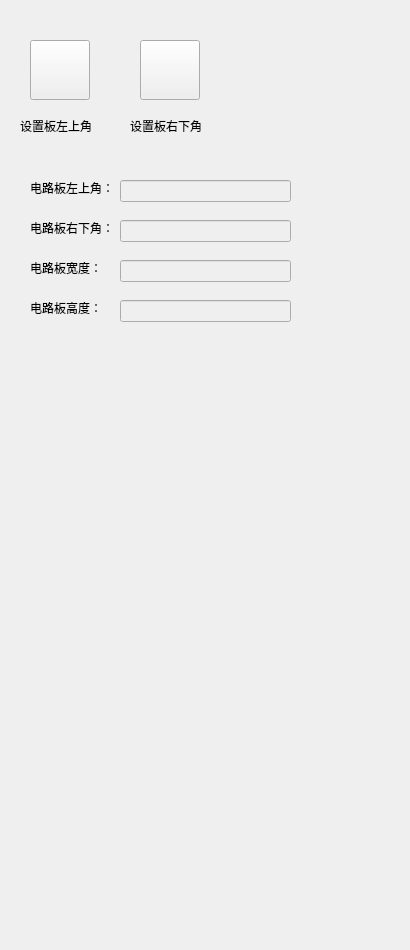
Old version of the form DataModule/BoardWidget.ui in the repository chuandongxu/AOI.
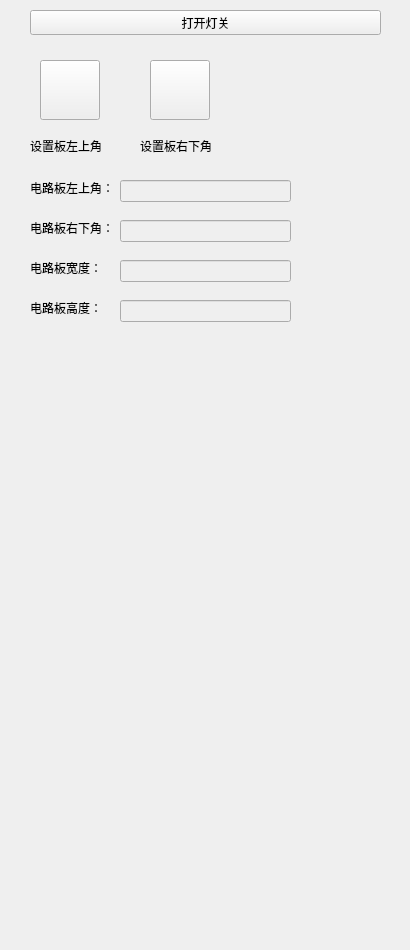
New version of the form. Icons and pictures are not drawn.

Commit message: Add On/Off light for alignment

What changed in the file:
```diff
--- a/DataModule/BoardWidget.ui
+++ b/DataModule/BoardWidget.ui
@@ -16,8 +16,8 @@
   <widget class="QPushButton" name="btnTopLeft">
    <property name="geometry">
     <rect>
-     <x>30</x>
-     <y>40</y>
+     <x>40</x>
+     <y>60</y>
      <width>60</width>
      <height>60</height>
     </rect>
@@ -39,8 +39,8 @@
   <widget class="QLabel" name="labelUpperLeft">
    <property name="geometry">
     <rect>
-     <x>20</x>
-     <y>110</y>
+     <x>30</x>
+     <y>130</y>
      <width>81</width>
      <height>31</height>
     </rect>
@@ -55,8 +55,8 @@
   <widget class="QLabel" name="labelLowerRight">
    <property name="geometry">
     <rect>
-     <x>130</x>
-     <y>110</y>
+     <x>140</x>
+     <y>130</y>
      <width>81</width>
      <height>31</height>
     </rect>
@@ -71,8 +71,8 @@
   <widget class="QPushButton" name="btnBtmRight">
    <property name="geometry">
     <rect>
-     <x>140</x>
-     <y>40</y>
+     <x>150</x>
+     <y>60</y>
      <width>60</width>
      <height>60</height>
     </rect>
@@ -195,6 +195,19 @@
     <string>电路板右下角：</string>
    </property>
   </widget>
+  <widget class="QPushButton" name="pushButton_lightOnOff">
+   <property name="geometry">
+    <rect>
+     <x>30</x>
+     <y>10</y>
+     <width>351</width>
+     <height>25</height>
+    </rect>
+   </property>
+   <property name="text">
+    <string>打开灯关</string>
+   </property>
+  </widget>
  </widget>
  <layoutdefault spacing="6" margin="11"/>
  <resources/>
```
The commit also changes 2 other files.
